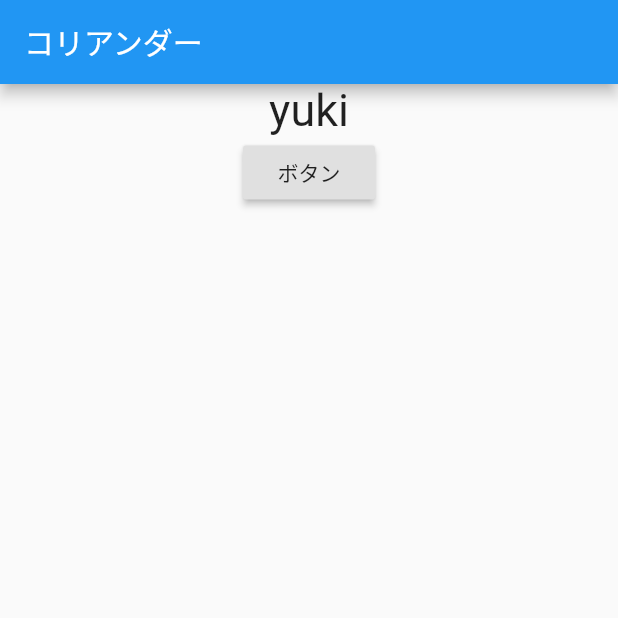
After one commit to yuki-katayama/Flutter_studyapp, a Flutter app: the next4 screen opened directly, after a tap on "データ操作", on a phone screen of 412 x 824 dp, the top half of it. The commit adds this screen. Run offline on Flutter 3.47's test engine with Material 2 defaults, Android fonts, the phone set to English and light mode, and no system bars.

Commit message:
no message

```diff
--- /dev/null
+++ b/lib/data_control.dart
@@ -0,0 +1,42 @@
+import 'package:flutter/material.dart';
+import 'package:flutter_kboy/data_control_model.dart';
+import 'package:provider/provider.dart';
+
+class DataContorol extends StatelessWidget {
+  final String yuki_text = "yuki";
+  @override
+  Widget build(BuildContext context) {
+    return MaterialApp(
+      title: 'Flutter Demo',
+      home: ChangeNotifierProvider<DataControlModel>(
+        create: (_) => DataControlModel(),
+        child: Scaffold(
+          appBar: AppBar(
+            title: Text('コリアンダー'),
+          ),
+          body: Consumer<DataControlModel>(builder: (context, model, child) {
+            return Center(
+              child: Column(
+                children: [
+                  Text(
+                    model.yuki_text,
+                    style: TextStyle(
+                      fontSize: 30,
+                    ),
+                  ),
+                  RaisedButton(
+                    child: Text('ボタン'),
+                    onPressed: () {
+                      // ここでなにか
+                      model.ChangeText();
+                    },
+                  ),
+                ],
+              ),
+            );
+          }),
+        ),
+      ),
+    );
+  }
+}
--- /dev/null
+++ b/lib/data_control_model.dart
@@ -0,0 +1,10 @@
+import 'package:flutter/material.dart';
+
+class DataControlModel extends ChangeNotifier {
+  String yuki_text = 'yuki';
+
+  void ChangeText() {
+    yuki_text = "changedText";
+    notifyListeners();
+  }
+}
--- a/lib/next4.dart
+++ b/lib/next4.dart
@@ -5,6 +5,7 @@ import 'package:flutter_kboy/long_list.dart';
 import 'package:flutter_kboy/signup.dart';
 import 'package:flutter_kboy/text.dart';
 import 'package:flutter_kboy/grid_list.dart';
+import'package:flutter_kboy/data_control.dart';
 
 class next4 extends StatelessWidget {
 
@@ -91,8 +92,15 @@ class next4 extends StatelessWidget {
                 }
             ),
             ListTile(
-              leading: Icon(Icons.map),
-              title: Text('Map'),
+              leading: Icon(Icons.perm_data_setting),
+              title: Text('データ操作'),
+                trailing: Icon(Icons.arrow_forward_ios),
+                onTap: () {
+                  Navigator.push(
+                    context,
+                    MaterialPageRoute(builder: (context) => DataContorol()),
+                  );
+                }
             ),
             ListTile(
               leading: Icon(Icons.photo_album),
```
Also changed, not shown: pubspec.yaml (+3 -51 lines), 1 other file.
